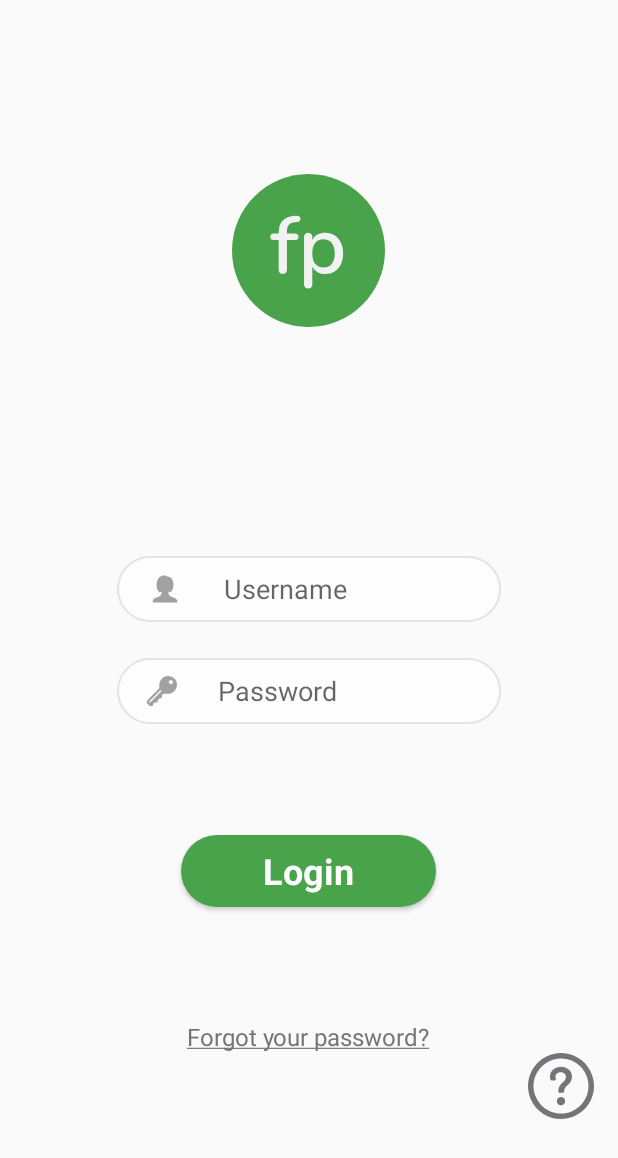
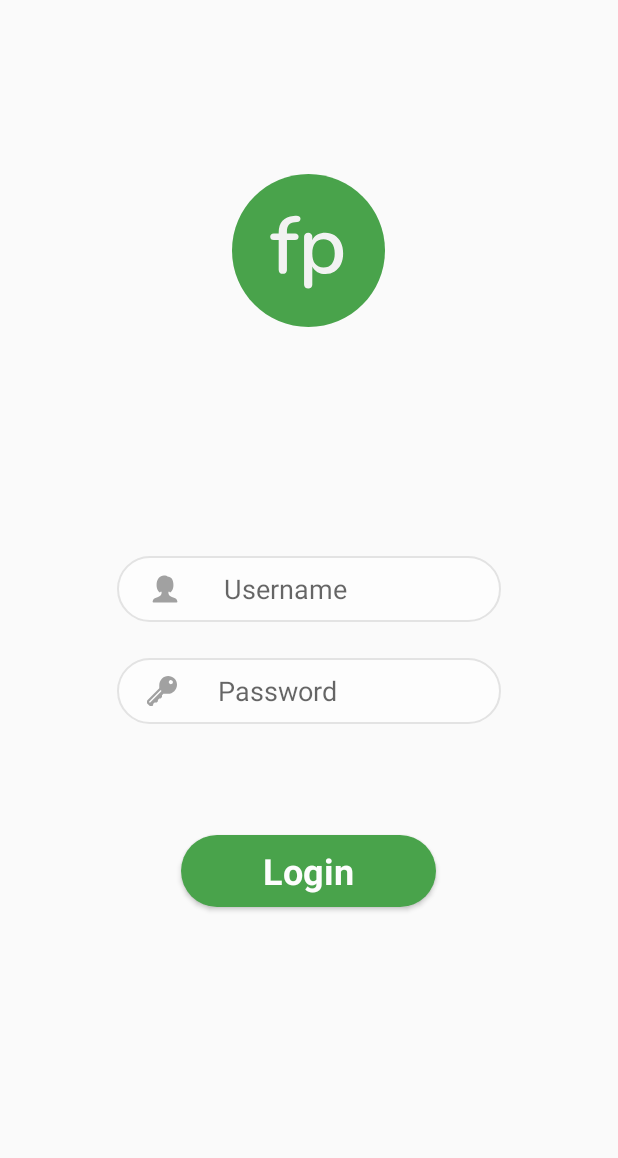
Before and after one commit to nessv/ps-advisor-app, an Android app: the screen it shows after launch (LoginActivity), on a phone screen of 412 x 824 dp. Shown: the top 1158 px of the screen. Run offline under Robolectric (Android 15) with nearby library versions, the phone set to English and light mode, and no system bars; our stand-ins replace Dagger/Hilt's generated code, Room's generated code; libraries missing offline, so code that uses them is left out: com.facebook.drawee, com.instabug.library; 2 statements that could not run were skipped.

Commit message:
Hide help button and Reset Password until future implementation

```diff
--- a/app/src/main/java/org/fundacionparaguaya/advisorapp/fragments/LoginFragment.java
+++ b/app/src/main/java/org/fundacionparaguaya/advisorapp/fragments/LoginFragment.java
@@ -109,17 +109,21 @@ public class LoginFragment extends Fragment {
         mEmailView.setOnClickListener(hideIncorrectCredentials);
         mPasswordView.setOnClickListener(hideIncorrectCredentials);
 
+        //Hide for later implementation
+        mPasswordReset.setVisibility(View.GONE);
+        mHelpButton.setVisibility(View.GONE);
+
         mPasswordReset.setOnClickListener(new View.OnClickListener(){
             @Override
             public void onClick(View view){
-                //TODO: Implement password reset
+                //TODO: Implement password reset (set visible above when ready to implement)
             }
         });
 
         mHelpButton.setOnClickListener(new View.OnClickListener(){
             @Override
             public void onClick(View view){
-                //TODO: Implement Help button
+                //TODO: Implement Help button (set visible above when ready to implement)
                 //using this as a temporary login method
                 //getActivity().finish();
             }
```
